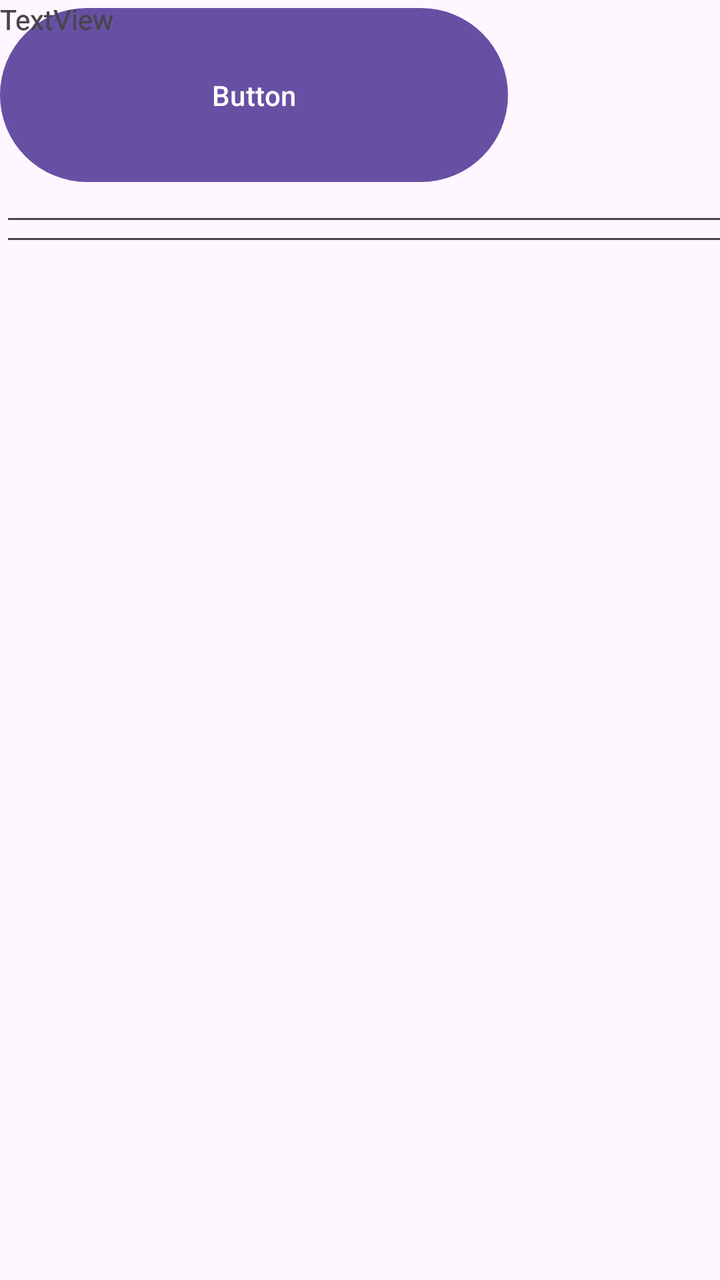
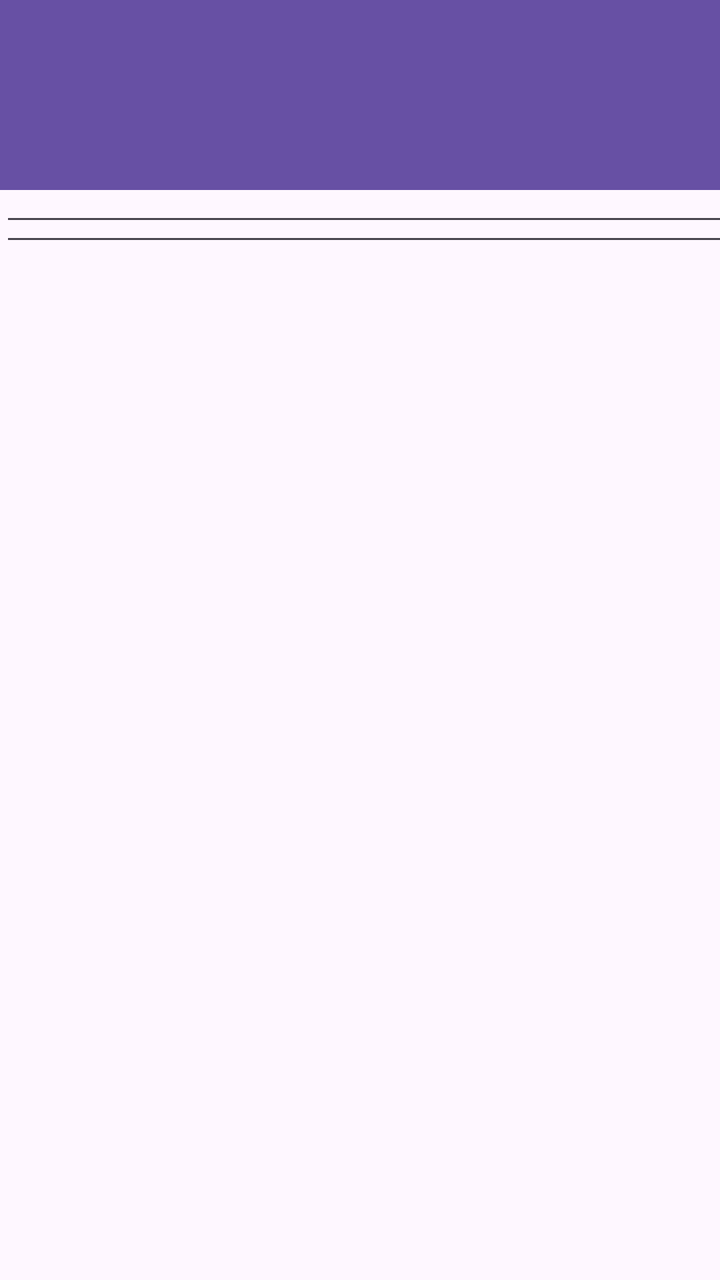

An Android layout rendered at two revisions. The XML below is the earlier revision; the diff shows what the commit changed to produce the second picture.
<!-- AndroidManifest.xml: application theme Theme.Lekcja3 -->
<!-- res/layout/activity_main.xml -->
<?xml version="1.0" encoding="utf-8"?>
<androidx.constraintlayout.widget.ConstraintLayout xmlns:android="http://schemas.android.com/apk/res/android"
    xmlns:app="http://schemas.android.com/apk/res-auto"
    xmlns:tools="http://schemas.android.com/tools"
    android:id="@+id/main"
    android:layout_width="match_parent"
    android:layout_height="match_parent"
    tools:context=".MainActivity">

    <EditText
        android:id="@+id/editTextNumberPassword3"
        android:layout_width="637dp"
        android:layout_height="118dp"
        android:ems="10"
        android:inputType="numberPassword"
        tools:layout_editor_absoluteX="2dp"
        tools:layout_editor_absoluteY="456dp" />

    <Button
        android:id="@+id/button"
        android:layout_width="254dp"
        android:layout_height="95dp"
        android:text="Button"
        tools:layout_editor_absoluteX="192dp"
        tools:layout_editor_absoluteY="600dp" />

    <EditText
        android:id="@+id/editTextTextEmailAddress2"
        android:layout_width="635dp"
        android:layout_height="128dp"
        android:ems="10"
        android:inputType="textEmailAddress"
        tools:layout_editor_absoluteX="2dp"
        tools:layout_editor_absoluteY="222dp" />

    <TextView
        android:id="@+id/textView4"
        android:layout_width="260dp"
        android:layout_height="50dp"
        android:text="TextView"
        tools:layout_editor_absoluteX="2dp"
        tools:layout_editor_absoluteY="222dp" />

    <EditText
        android:id="@+id/editTextNumberPassword"
        android:layout_width="637dp"
        android:layout_height="118dp"
        android:ems="10"
        android:inputType="numberPassword"
        tools:layout_editor_absoluteX="2dp"
        tools:layout_editor_absoluteY="338dp" />

    <TextView
        android:id="@+id/textView3"
        android:layout_width="260dp"
        android:layout_height="50dp"
        android:text="TextView"
        tools:layout_editor_absoluteX="2dp"
        tools:layout_editor_absoluteY="338dp" />

    <TextView
        android:id="@+id/textView2"
        android:layout_width="260dp"
        android:layout_height="50dp"
        android:text="TextView"
        tools:layout_editor_absoluteX="2dp"
        tools:layout_editor_absoluteY="456dp" />

</androidx.constraintlayout.widget.ConstraintLayout>
<!-- resources referenced by this layout -->
<resources>
  <style name="Theme.Lekcja3" parent="Base.Theme.Lekcja3" />
  <style name="Base.Theme.Lekcja3" parent="Theme.Material3.DayNight.NoActionBar">
          
          
      </style>
</resources>

<!-- the commit's change to res/layout/activity_main.xml (unified diff, before → after) -->
@@ -7,14 +7,24 @@
     android:layout_height="match_parent"
     tools:context=".MainActivity">
 
+    <androidx.appcompat.widget.Toolbar
+        android:id="@+id/toolbar4"
+        android:layout_width="640dp"
+        android:layout_height="95dp"
+        android:background="?attr/colorPrimary"
+        android:minHeight="?attr/actionBarSize"
+        android:theme="?attr/actionBarTheme"
+        tools:layout_editor_absoluteX="-1dp"
+        tools:layout_editor_absoluteY="92dp" />
+
     <EditText
         android:id="@+id/editTextNumberPassword3"
         android:layout_width="637dp"
         android:layout_height="118dp"
         android:ems="10"
         android:inputType="numberPassword"
-        tools:layout_editor_absoluteX="2dp"
-        tools:layout_editor_absoluteY="456dp" />
+        tools:layout_editor_absoluteX="-2dp"
+        tools:layout_editor_absoluteY="433dp" />
 
     <Button
         android:id="@+id/button"
@@ -30,8 +40,8 @@
         android:layout_height="128dp"
         android:ems="10"
         android:inputType="textEmailAddress"
-        tools:layout_editor_absoluteX="2dp"
-        tools:layout_editor_absoluteY="222dp" />
+        tools:layout_editor_absoluteX="-2dp"
+        tools:layout_editor_absoluteY="187dp" />
 
     <TextView
         android:id="@+id/textView4"
@@ -39,7 +49,7 @@
         android:layout_height="50dp"
         android:text="TextView"
         tools:layout_editor_absoluteX="2dp"
-        tools:layout_editor_absoluteY="222dp" />
+        tools:layout_editor_absoluteY="187dp" />
 
     <EditText
         android:id="@+id/editTextNumberPassword"
@@ -47,8 +57,8 @@
         android:layout_height="118dp"
         android:ems="10"
         android:inputType="numberPassword"
-        tools:layout_editor_absoluteX="2dp"
-        tools:layout_editor_absoluteY="338dp" />
+        tools:layout_editor_absoluteX="-4dp"
+        tools:layout_editor_absoluteY="315dp" />
 
     <TextView
         android:id="@+id/textView3"
@@ -56,14 +66,34 @@
         android:layout_height="50dp"
         android:text="TextView"
         tools:layout_editor_absoluteX="2dp"
-        tools:layout_editor_absoluteY="338dp" />
+        tools:layout_editor_absoluteY="315dp" />
 
     <TextView
         android:id="@+id/textView2"
         android:layout_width="260dp"
         android:layout_height="50dp"
         android:text="TextView"
-        tools:layout_editor_absoluteX="2dp"
-        tools:layout_editor_absoluteY="456dp" />
+        tools:layout_editor_absoluteX="-2dp"
+        tools:layout_editor_absoluteY="433dp" />
+
+    <androidx.appcompat.widget.Toolbar
+        android:id="@+id/toolbar"
+        android:layout_width="640dp"
+        android:layout_height="95dp"
+        android:background="?attr/colorPrimary"
+        android:minHeight="?attr/actionBarSize"
+        android:theme="?attr/actionBarTheme"
+        tools:layout_editor_absoluteX="-2dp"
+        tools:layout_editor_absoluteY="-4dp" />
+
+    <androidx.appcompat.widget.Toolbar
+        android:id="@+id/toolbar3"
+        android:layout_width="640dp"
+        android:layout_height="95dp"
+        android:background="?attr/colorPrimary"
+        android:minHeight="?attr/actionBarSize"
+        android:theme="?attr/actionBarTheme"
+        tools:layout_editor_absoluteX="-2dp"
+        tools:layout_editor_absoluteY="-4dp" />
 
 </androidx.constraintlayout.widget.ConstraintLayout>
